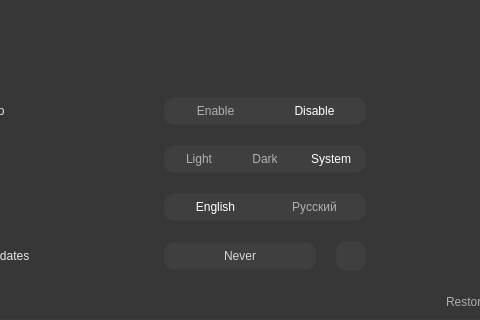
egoisticdesire/EasyLangSwitcher, file src/ui/forms/EasyLangSwitcher_settings.ui: the form before one commit; both pictures show x 311 to 791 and y 180 to 500 of the 900 by 500 pixel window.
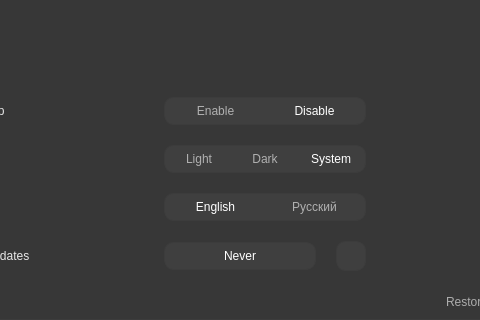
The form after the commit. Icons and pictures are not drawn.

What changed in the file:
```diff
--- a/src/ui/forms/EasyLangSwitcher_settings.ui
+++ b/src/ui/forms/EasyLangSwitcher_settings.ui
@@ -344,7 +344,6 @@
 QFrame#app_lang_frame {
 padding: 1px;
 border-radius: 10px;
-/*border: 1px solid rgba(255, 255, 255, 30);*/
 border: 1px solid rgb(60, 60, 60);
 background: rgba(255, 255, 255, 10);
 }
@@ -438,9 +437,8 @@
 QFrame#app_check_upd_frame QToolButton {
 padding: 6px;
 border-radius: 10px;
-/*border: 1px solid rgba(255, 255, 255, 30);*/
 border: 1px solid rgb(60, 60, 60);
-color: rgba(255, 255, 255, 200);
+color: rgba(255, 255, 255, 255);
 background: rgba(255, 255, 255, 10);
 }
 QFrame#app_check_upd_frame QToolButton {
```
